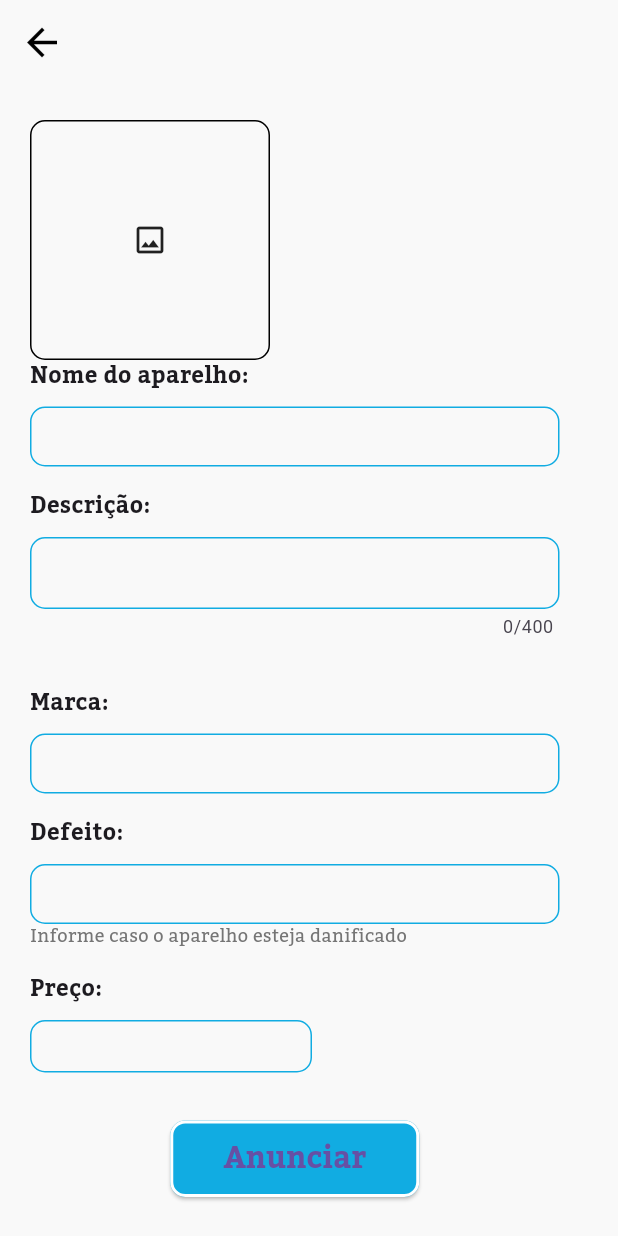
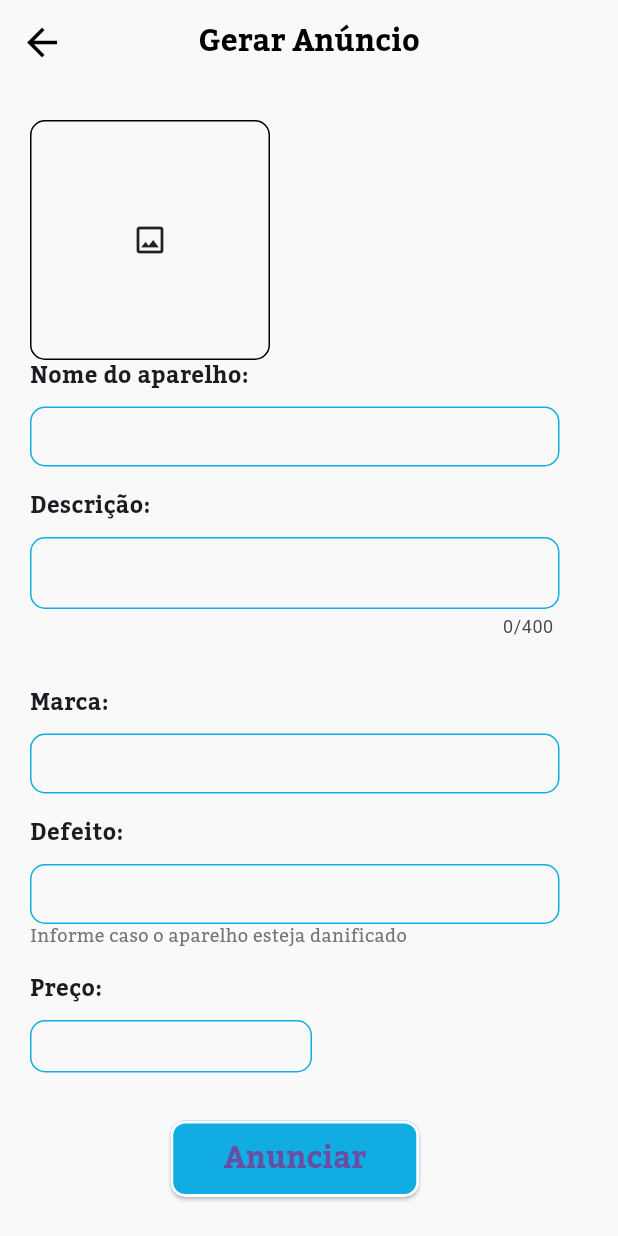
Before and after one commit to MateusAugustoo/project_unboxing, a Flutter app: the GeraAnucio screen opened by its route, on a phone screen of 412 x 824 dp. Run offline on Flutter 3.47's test engine with Material 3 defaults, Android fonts, the phone set to English and light mode, and no system bars; our stand-ins replace cloud_firestore, firebase_auth, firebase_core, image_picker; accounts and stored records are empty; generated files the repository leaves out were written again.

Commit message:
add title Gerar anúncio

```diff
--- a/lib/views/anuncios/tela_gera_anucio.dart
+++ b/lib/views/anuncios/tela_gera_anucio.dart
@@ -44,6 +44,16 @@ class _GeraAnucioState extends State<GeraAnucio> {
     return AppBar(
       elevation: 0,
       backgroundColor: kBackGroundColor,
+      centerTitle: true,
+      title: const Text(
+        'Gerar Anúncio',
+      ),
+      titleTextStyle: const TextStyle(
+        fontFamily: 'Kadwa',
+        fontSize: 20,
+        color: Colors.black,
+        fontWeight: FontWeight.bold,
+        ),
       iconTheme: const IconThemeData(color: Colors.black, size: 30),
     );
   }
```
